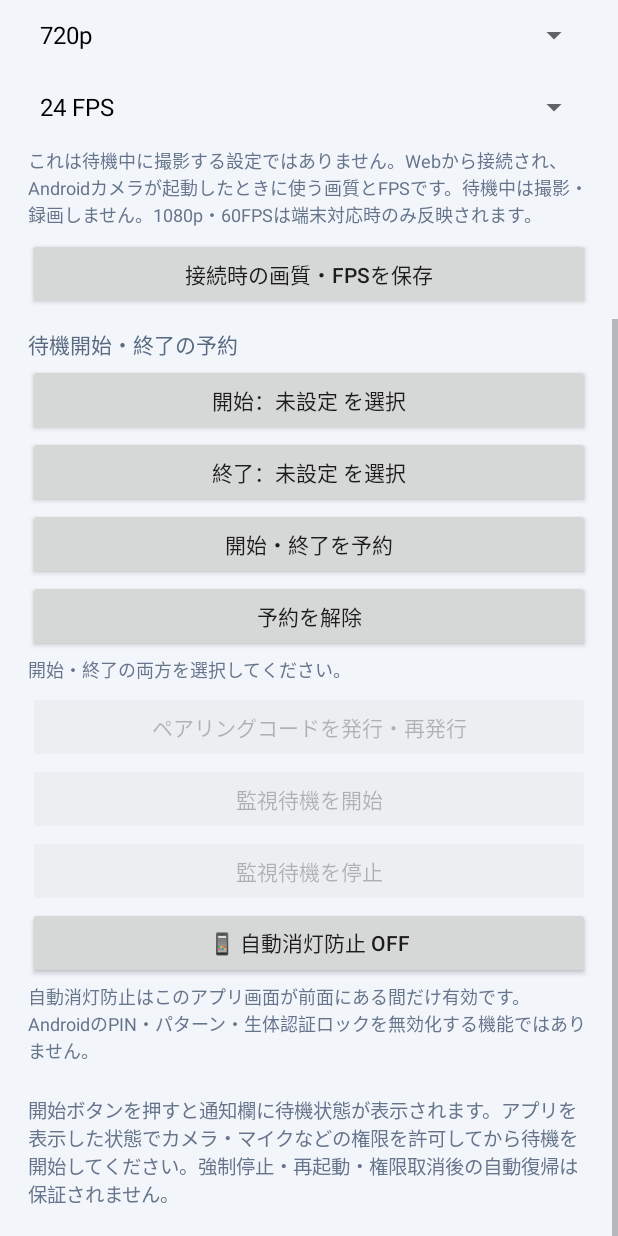
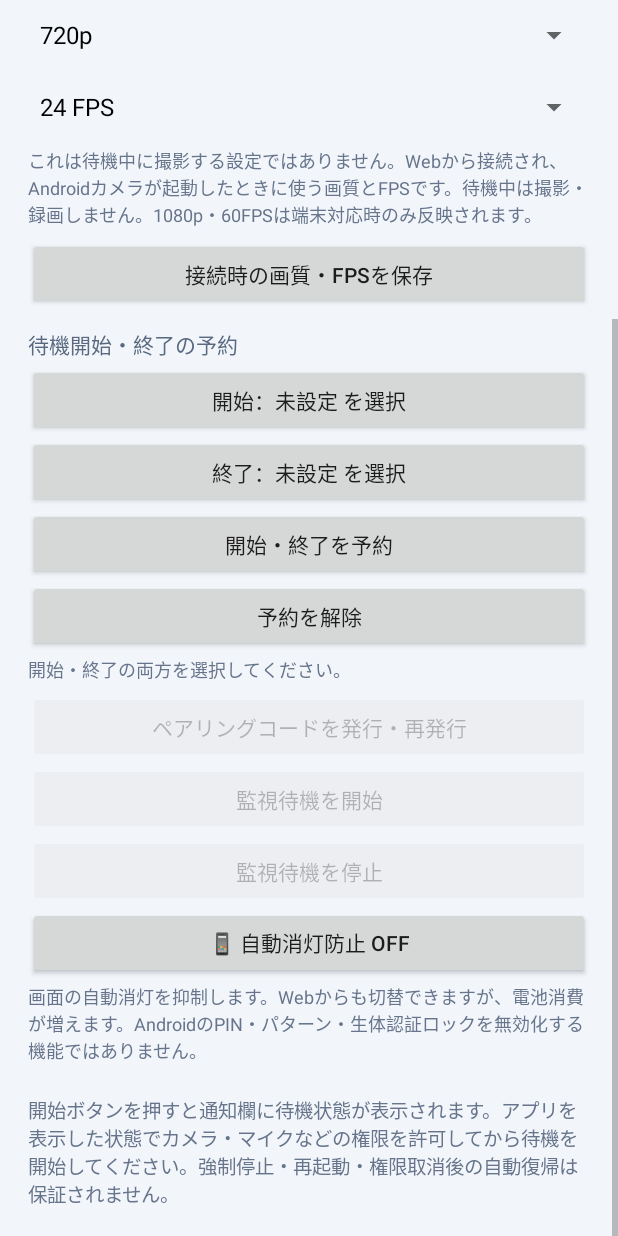
Before and after one commit to a09848281-prog/web2, an Android app: the screen it shows after launch (MainActivity), scrolled down 286 dp, on a phone screen of 412 x 824 dp. Run offline under Robolectric (Android 15) with nearby library versions, the phone set to English and light mode, and no system bars.

Commit message:
v2.6: clarify Android display-awake behavior and security limits

```diff
--- a/android/app/src/main/java/jp/a09848281/remotecamera/MainActivity.kt
+++ b/android/app/src/main/java/jp/a09848281/remotecamera/MainActivity.kt
@@ -193,7 +193,7 @@ class MainActivity : Activity() {
         root.addView(stopButton, LinearLayout.LayoutParams(-1, -2))
         root.addView(keepAwakeButton, LinearLayout.LayoutParams(-1, -2))
         root.addView(TextView(this).apply {
-            text = "自動消灯防止はこのアプリ画面が前面にある間だけ有効です。AndroidのPIN・パターン・生体認証ロックを無効化する機能ではありません。"
+            text = "画面の自動消灯を抑制します。Webからも切替できますが、電池消費が増えます。AndroidのPIN・パターン・生体認証ロックを無効化する機能ではありません。"
             textSize = 12f
             setTextColor(0xFF66758B.toInt())
             setPadding(0, 4, 0, 10)
```
